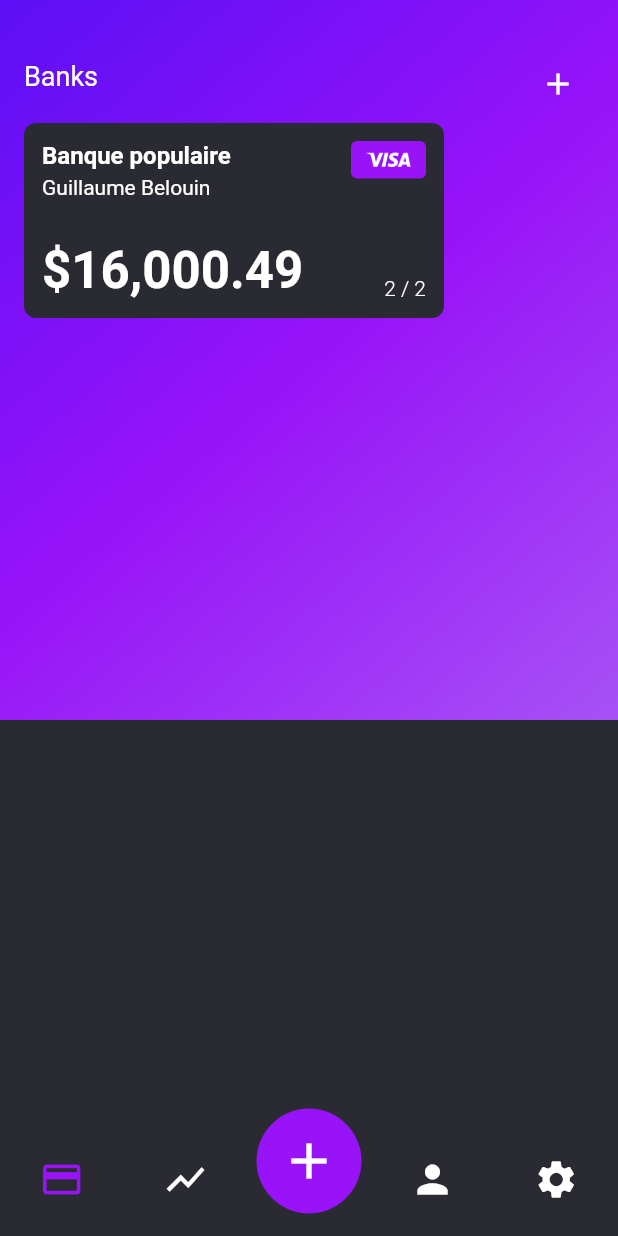
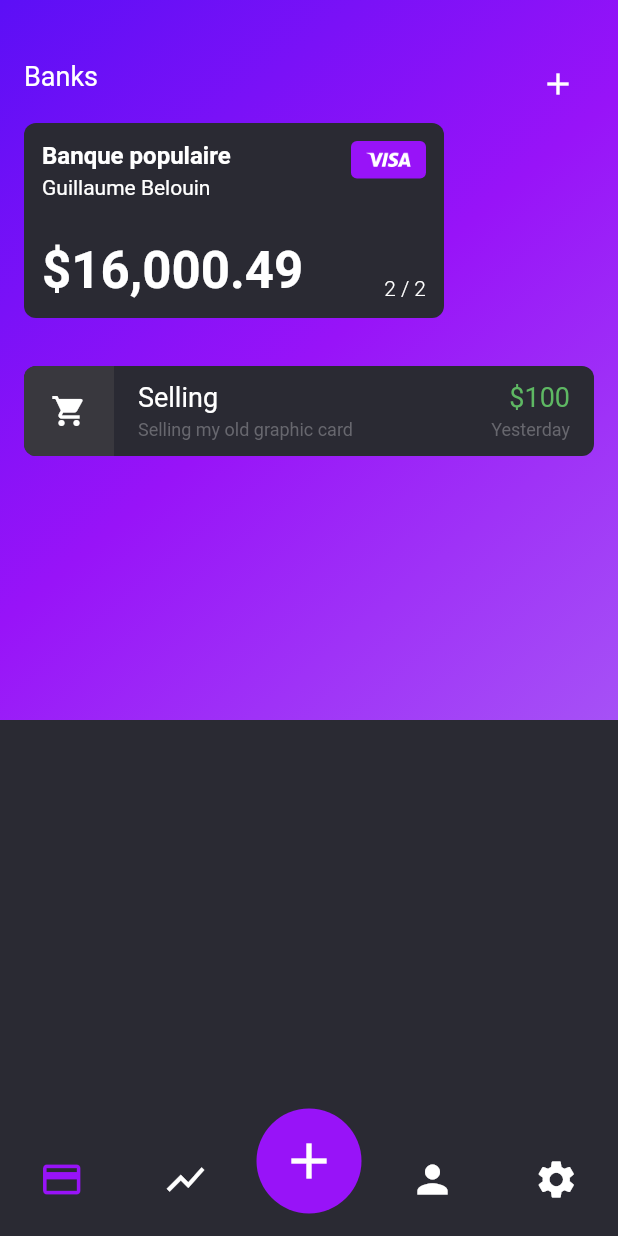
Before and after one commit to Appli-chic/chic_wallet, a Flutter app: the MainScreen screen opened directly, on a phone screen of 412 x 824 dp. Run offline on Flutter 3.47's test engine with Material 2 defaults, Android fonts, the phone set to English and light mode, and no system bars; our stand-ins replace flutter_secure_storage; missing offline and left inert: validate; accounts and stored records are empty.

Commit message:
Adding transaction card.

```diff
--- a/lib/models/theme.dart
+++ b/lib/models/theme.dart
@@ -4,6 +4,7 @@ class CWTheme {
   final int id;
   final Color backgroundColor;
   final Color secondBackgroundColor;
+  final Color thirdBackgroundColor;
   final Color firstColor;
   final Color secondColor;
   final Color thirdColor;
@@ -15,6 +16,7 @@ class CWTheme {
     @required this.id,
     @required this.backgroundColor,
     @required this.secondBackgroundColor,
+    @required this.thirdBackgroundColor,
     @required this.firstColor,
     @required this.secondColor,
     @required this.thirdColor,
--- a/lib/providers/theme_provider.dart
+++ b/lib/providers/theme_provider.dart
@@ -23,6 +23,7 @@ class ThemeProvider with ChangeNotifier {
       id: DEFAULT_THEME_DARK,
       backgroundColor: Color(0xFF2A2A33),
       secondBackgroundColor: Color(0xFF232228),
+      thirdBackgroundColor: Color(0xFF39383E),
       firstColor: Color(0xFF5C0FF6),
       secondColor: Color(0xFF9813F8),
       thirdColor: Color(0xFFA651F6),
@@ -35,8 +36,10 @@ class ThemeProvider with ChangeNotifier {
       id: DEFAULT_THEME_LIGHT,
       backgroundColor: Color(0xFFFFFFFF),
       secondBackgroundColor: Color(0xFF666666),
+      thirdBackgroundColor: Color(0xFF39383E),
       firstColor: Color(0xFFD13447),
       secondColor: Color(0xFFF15142),
+      thirdColor: Color(0xFFA651F6),
       textColor: Color(0xFF464646),
       secondTextColor: Color(0xFF666666),
       isLight: true,
@@ -85,6 +88,9 @@ class ThemeProvider with ChangeNotifier {
   // Retrieve the second background color corresponding to the [_theme]
   Color get secondBackgroundColor => _theme.secondBackgroundColor;
 
+  // Retrieve the third background color corresponding to the [_theme]
+  Color get thirdBackgroundColor => _theme.thirdBackgroundColor;
+
   /// Retrieve the first color corresponding to the [_theme]
   Color get firstColor => _theme.firstColor;
 
--- /dev/null
+++ b/lib/ui/components/transaction_card.dart
@@ -0,0 +1,107 @@
+import 'package:chic_wallet/providers/theme_provider.dart';
+import 'package:flutter/material.dart';
+import 'package:provider/provider.dart';
+
+class TransactionCard extends StatefulWidget {
+  @override
+  _TransactionCardState createState() => _TransactionCardState();
+}
+
+class _TransactionCardState extends State<TransactionCard> {
+  ThemeProvider _themeProvider;
+
+  @override
+  Widget build(BuildContext context) {
+    _themeProvider = Provider.of<ThemeProvider>(context, listen: true);
+
+    return Container(
+      height: 60,
+      decoration: new BoxDecoration(
+        color: _themeProvider.backgroundColor,
+        borderRadius: new BorderRadius.all(const Radius.circular(8.0)),
+      ),
+      child: Container(
+        child: Row(
+          children: <Widget>[
+            Container(
+              height: 60,
+              width: 60,
+              decoration: new BoxDecoration(
+                color: _themeProvider.thirdBackgroundColor,
+                borderRadius: new BorderRadius.only(
+                  topLeft: const Radius.circular(8.0),
+                  bottomLeft: const Radius.circular(8.0),
+                ),
+              ),
+              child: Center(
+                child:
+                    Icon(Icons.shopping_cart, color: _themeProvider.textColor),
+              ),
+            ),
+            Expanded(
+              child: Container(
+                padding: EdgeInsets.only(
+                  left: 16,
+                  right: 8,
+                  top: 8,
+                  bottom: 8,
+                ),
+                child: Column(
+                  crossAxisAlignment: CrossAxisAlignment.start,
+                  mainAxisAlignment: MainAxisAlignment.spaceAround,
+                  children: <Widget>[
+                    Text(
+                      'Selling',
+                      maxLines: 1,
+                      overflow: TextOverflow.ellipsis,
+                      style: TextStyle(
+                        color: _themeProvider.textColor,
+                        fontSize: 18,
+                      ),
+                    ),
+                    Text(
+                      'Selling my old graphic card',
+                      maxLines: 1,
+                      overflow: TextOverflow.ellipsis,
+                      style: TextStyle(
+                        color: _themeProvider.secondTextColor,
+                        fontSize: 12,
+                      ),
+                    ),
+                  ],
+                ),
+              ),
+            ),
+            Container(
+              padding: EdgeInsets.only(
+                top: 8,
+                bottom: 8,
+                right: 16,
+              ),
+              child: Column(
+                crossAxisAlignment: CrossAxisAlignment.end,
+                mainAxisAlignment: MainAxisAlignment.spaceAround,
+                children: <Widget>[
+                  Text(
+                    '\$100',
+                    style: TextStyle(
+                      color: Color(0xFF5EB863),
+                      fontSize: 18,
+                    ),
+                  ),
+                  Text(
+                    'Yesterday',
+                    style: TextStyle(
+                      color: _themeProvider.secondTextColor,
+                      fontSize: 12,
+                    ),
+                  ),
+                ],
+              ),
+            ),
+          ],
+        ),
+      ),
+    );
+  }
+}
--- a/lib/ui/screens/home_screen.dart
+++ b/lib/ui/screens/home_screen.dart
@@ -1,5 +1,6 @@
 import 'package:chic_wallet/providers/theme_provider.dart';
 import 'package:chic_wallet/ui/components/bank_card.dart';
+import 'package:chic_wallet/ui/components/transaction_card.dart';
 import 'package:flutter/material.dart';
 import 'package:provider/provider.dart';
 
@@ -66,6 +67,14 @@ class _HomeScreenState extends State<HomeScreen> {
                   ],
                 ),
               ),
+              Container(
+                margin: EdgeInsets.only(top: 32),
+                child: Column(
+                  children: <Widget>[
+                    TransactionCard(),
+                  ],
+                ),
+              ),
             ],
           ),
         ),
```
